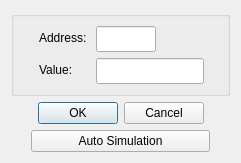
First picture: the form in src/dialogs/dialogwriteholdingregister.ui, repository sanny32/OpenModSim, before the edit.
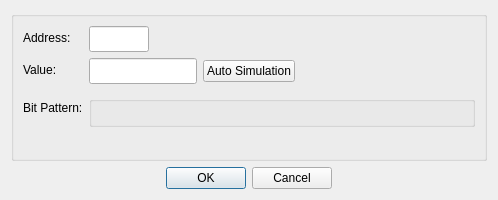
Second picture: the form after the edit. Custom widgets are drawn as their Qt base class.

Commit message: Update dialogs to write holding register

```diff
--- a/src/dialogs/dialogwriteholdingregister.ui
+++ b/src/dialogs/dialogwriteholdingregister.ui
@@ -6,8 +6,8 @@
    <rect>
     <x>0</x>
     <y>0</y>
-    <width>241</width>
-    <height>163</height>
+    <width>498</width>
+    <height>200</height>
    </rect>
   </property>
   <property name="windowTitle">
@@ -17,9 +17,6 @@
    <item>
     <widget class="QGroupBox" name="groupBox">
      <layout class="QFormLayout" name="formLayout">
-      <property name="leftMargin">
-       <number>25</number>
-      </property>
       <item row="0" column="0">
        <widget class="QLabel" name="labelAddress">
         <property name="text">
@@ -60,20 +57,91 @@
        </widget>
       </item>
       <item row="1" column="1">
-       <widget class="NumericLineEdit" name="lineEditValue">
-        <property name="sizePolicy">
-         <sizepolicy hsizetype="Fixed" vsizetype="Fixed">
-          <horstretch>0</horstretch>
-          <verstretch>0</verstretch>
-         </sizepolicy>
+       <layout class="QHBoxLayout" name="horizontalLayout_2">
+        <item>
+         <widget class="NumericLineEdit" name="lineEditValue">
+          <property name="sizePolicy">
+           <sizepolicy hsizetype="Fixed" vsizetype="Fixed">
+            <horstretch>0</horstretch>
+            <verstretch>0</verstretch>
+           </sizepolicy>
+          </property>
+          <property name="minimumSize">
+           <size>
+            <width>0</width>
+            <height>26</height>
+           </size>
+          </property>
+         </widget>
+        </item>
+        <item>
+         <widget class="QPushButton" name="pushButtonSimulation">
+          <property name="text">
+           <string>Auto Simulation</string>
+          </property>
+         </widget>
+        </item>
+        <item>
+         <spacer name="horizontalSpacer_2">
+          <property name="orientation">
+           <enum>Qt::Orientation::Horizontal</enum>
+          </property>
+          <property name="sizeHint" stdset="0">
+           <size>
+            <width>0</width>
+            <height>0</height>
+           </size>
+          </property>
+         </spacer>
+        </item>
+       </layout>
+      </item>
+      <item row="3" column="0">
+       <widget class="QLabel" name="labelBitPattern">
+        <property name="text">
+         <string>Bit Pattern:</string>
         </property>
-        <property name="minimumSize">
+       </widget>
+      </item>
+      <item row="3" column="1">
+       <widget class="QGroupBox" name="groupBox_2">
+        <layout class="QHBoxLayout" name="horizontalLayout">
+         <property name="spacing">
+          <number>0</number>
+         </property>
+         <property name="leftMargin">
+          <number>0</number>
+         </property>
+         <property name="topMargin">
+          <number>0</number>
+         </property>
+         <property name="rightMargin">
+          <number>0</number>
+         </property>
+         <property name="bottomMargin">
+          <number>0</number>
+         </property>
+         <item>
+          <widget class="BitPatternControl" name="controlBitPattern" native="true"/>
+         </item>
+        </layout>
+       </widget>
+      </item>
+      <item row="2" column="0">
+       <spacer name="verticalSpacer">
+        <property name="orientation">
+         <enum>Qt::Orientation::Vertical</enum>
+        </property>
+        <property name="sizeType">
+         <enum>QSizePolicy::Policy::Fixed</enum>
+        </property>
+        <property name="sizeHint" stdset="0">
          <size>
-          <width>0</width>
-          <height>26</height>
+          <width>20</width>
+          <height>0</height>
          </size>
         </property>
-       </widget>
+       </spacer>
       </item>
      </layout>
     </widget>
@@ -91,49 +159,6 @@
      </property>
     </widget>
    </item>
-   <item>
-    <layout class="QHBoxLayout" name="horizontalLayout">
-     <item>
-      <spacer name="horizontalSpacer">
-       <property name="orientation">
-        <enum>Qt::Horizontal</enum>
-       </property>
-       <property name="sizeType">
-        <enum>QSizePolicy::Fixed</enum>
-       </property>
-       <property name="sizeHint" stdset="0">
-        <size>
-         <width>20</width>
-         <height>20</height>
-        </size>
-       </property>
-      </spacer>
-     </item>
-     <item>
-      <widget class="QPushButton" name="pushButtonSimulation">
-       <property name="text">
-        <string>Auto Simulation</string>
-       </property>
-      </widget>
-     </item>
-     <item>
-      <spacer name="horizontalSpacer_2">
-       <property name="orientation">
-        <enum>Qt::Horizontal</enum>
-       </property>
-       <property name="sizeType">
-        <enum>QSizePolicy::Fixed</enum>
-       </property>
-       <property name="sizeHint" stdset="0">
-        <size>
-         <width>20</width>
-         <height>20</height>
-        </size>
-       </property>
-      </spacer>
-     </item>
-    </layout>
-   </item>
   </layout>
  </widget>
  <customwidgets>
@@ -142,6 +167,12 @@
    <extends>QLineEdit</extends>
    <header>numericlineedit.h</header>
   </customwidget>
+  <customwidget>
+   <class>BitPatternControl</class>
+   <extends>QWidget</extends>
+   <header>bitpatterncontrol.h</header>
+   <container>1</container>
+  </customwidget>
  </customwidgets>
  <tabstops>
   <tabstop>lineEditValue</tabstop>
```
Left out of the diff: 5 changed lines with no effect on the pictures. The commit also changes 7 other files.
